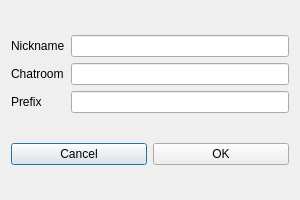
Old version of the form src/settingdialog.ui in the repository named-data/ChronoChat.
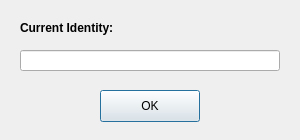
New version of the form.

What changed in the file:
```diff
--- a/src/settingdialog.ui
+++ b/src/settingdialog.ui
@@ -6,106 +6,54 @@
       <x>0</x>
       <y>0</y>
       <width>300</width>
-      <height>200</height>
+    <height>140</height>
       </rect>
     </property>
     <property name="windowTitle">
-      <string>Chat Settings</string>
-    </property>
-    <layout class="QVBoxLayout">
-      <property name="spacing">
-        <number>6</number>
-      </property>
-      <item>
-        <layout class="QHBoxLayout">
-          <property name="spacing">
-            <number>6</number>
-          </property>
-          <!-- first group -->
-          <item>
-            <layout class="QVBoxLayout">
-              <property name="spacing">
-                <number>6</number>
-              </property>
-              <item>
-                <widget class="QLabel">
-                  <property name="text">
-                    <string>Nickname</string>
-                  </property>
-                </widget>
-              </item>
-              <item>
-                <widget class="QLabel">
-                  <property name="text">
-                    <string>Chatroom</string>
-                  </property>
-                </widget>
-              </item>
-              <item>
-                <widget class="QLabel" name="prefixLabel">
-                  <property name="text">
-                    <string>Prefix</string>
-                  </property>
-                </widget>
-              </item>
-            </layout>
-          </item>
-          <!-- first group -->
-
-          <!-- second group -->
-          <item>
-            <layout class="QVBoxLayout">
-              <property name="spacing">
-                <number>6</number>
-              </property>
-              <item>
-                <widget class="QLineEdit" name="nickEdit">
-                  <property name="maxLength">
-                    <number>200</number>
-                  </property>
-                </widget>
-              </item>
-              <item>
-                <widget class="QLineEdit" name="roomEdit">
-                  <property name="maxLength">
-                    <number>200</number>
-                  </property>
-                </widget>
-              </item>
-              <item>
-                <widget class="QLineEdit" name="prefixEdit">
-                  <property name="maxLength">
-                    <number>200</number>
-                  </property>
-                </widget>
-              </item>
-            </layout>
-          </item>
-          <!-- second group -->
-        </layout>
-      </item>
-      <item>
-        <layout class="QHBoxLayout">
-          <property name="spacing">
-            <number>6</number>
-          </property>
-          <item>
-            <widget class="QPushButton" name="cancelButton">
-              <property name="text">
-                <string>Cancel</string>
-              </property>
-            </widget>
-          </item>
-          <item>
+   <string>Dialog</string>
+  </property>
             <widget class="QPushButton" name="okButton">
+   <property name="geometry">
+    <rect>
+     <x>100</x>
+     <y>90</y>
+     <width>100</width>
+     <height>32</height>
+    </rect>
+   </property>
               <property name="text">
                 <string>OK</string>
               </property>
             </widget>
-          </item>
-        </layout>
-      </item>
-    </layout>
+  <widget class="QLabel" name="msgLabel">
+   <property name="geometry">
+    <rect>
+     <x>20</x>
+     <y>20</y>
+     <width>150</width>
+     <height>16</height>
+    </rect>
+   </property>
+   <property name="font">
+    <font>
+     <weight>75</weight>
+     <bold>true</bold>
+    </font>
+   </property>
+   <property name="text">
+    <string>Current Identity:</string>
+   </property>
+  </widget>
+  <widget class="QLineEdit" name="identityLine">
+   <property name="geometry">
+    <rect>
+     <x>20</x>
+     <y>50</y>
+     <width>260</width>
+     <height>21</height>
+    </rect>
+   </property>
+  </widget>
   </widget>
   <resources/>
   <connections/>
```
Left out of the diff: 1 changed line with no effect on the pictures. Lines whose indentation alone changed are shown as unchanged.
